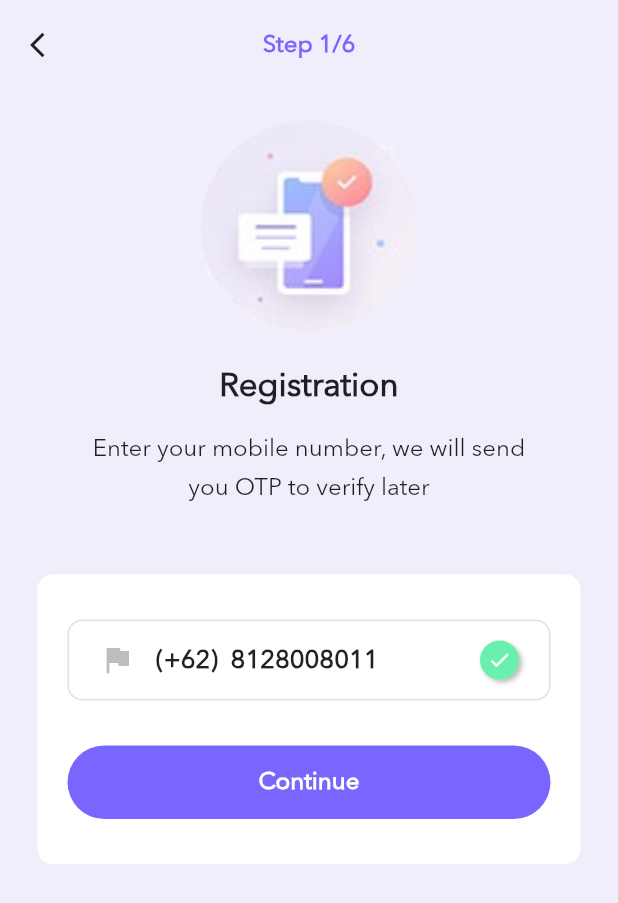
After one commit to feMoraes0/finance-ui, a Flutter app: the screen it shows after launch, after a tap on "Create Account", on a phone screen of 412 x 824 dp. The commit adds this screen. Shown: the top 903 px of the screen. Run offline on Flutter 3.47's test engine with Material 2 defaults, Android fonts, the phone set to English and light mode, and no system bars.

Commit message:
Added registration screen to register flow

```diff
--- a/lib/app/login/get_start.dart
+++ b/lib/app/login/get_start.dart
@@ -53,7 +53,8 @@ class GetStart extends StatelessWidget {
                 padding: EdgeInsets.only(bottom: 50.0),
                 child: Column(
                   children: <Widget>[
-                    Container(
+                    GestureDetector(
+                      child: Container(
                         padding: EdgeInsets.symmetric(vertical: 15.0),
                         margin: EdgeInsets.only(bottom: 30.0),
                         width: size.width - 50.0,
@@ -66,6 +67,10 @@ class GetStart extends StatelessWidget {
                           textAlign: TextAlign.center,
                           style: TextStyle(fontSize: 16.0, fontWeight: FontWeight.bold, color: Color(0xffffffff)),
                         ),
+                      ),
+                      onTap: () {
+                        Navigator.pushNamed(context, "registration");
+                      },
                     ),
                     Container(
                       child: Text(
--- /dev/null
+++ b/lib/app/login/registration.dart
@@ -0,0 +1,125 @@
+import 'package:flutter/cupertino.dart';
+import 'package:flutter/material.dart';
+import 'package:finance/app/configs.dart';
+
+class Registration extends StatelessWidget {
+  @override
+  Widget build(BuildContext context) {
+    Size size = MediaQuery.of(context).size;
+
+    return Scaffold(
+      body: Container(
+        color: colors["background"],
+        child: SafeArea(
+          child: Column(
+            children: <Widget>[
+              Padding(
+                padding: const EdgeInsets.all(20.0),
+                child: Row(
+                  mainAxisAlignment: MainAxisAlignment.spaceBetween,
+                  children: <Widget>[
+                    Icon(Icons.arrow_back_ios, size: 20.0),
+                    Text(
+                      "Step 1/6",
+                      textAlign: TextAlign.center,
+                      style: TextStyle(fontSize: 16.0, fontWeight: FontWeight.bold, color: colors["primary"]),
+                    ),
+                    Icon(Icons.arrow_back_ios, size: 20.0, color: colors["background"]),
+                  ],
+                ),
+              ),
+              Container(
+                margin: EdgeInsets.only(top: 15.0, bottom: 20.0),
+                width: 150.0,
+                height: 150.0,
+                decoration: BoxDecoration(image: DecorationImage(image: AssetImage("assets/Icon002.png"), fit: BoxFit.fill)),
+              ),
+              Container(
+                margin: EdgeInsets.only(bottom: 15.0),
+                child: Text(
+                  "Registration",
+                  style: TextStyle(fontSize: 22.0, fontWeight: FontWeight.bold),
+                ),
+              ),
+              Container(
+                margin: EdgeInsets.fromLTRB(50.0, 0, 50.0, 45.0),
+                child: Text(
+                  "Enter your mobile number, we will send you OTP to verify later",
+                  textAlign: TextAlign.center,
+                  style: TextStyle(fontSize: 16.0, height: 1.6),
+                ),
+              ),
+              Container(
+                width: size.width - 50.0,
+                padding: EdgeInsets.symmetric(horizontal: 20.0, vertical: 30.0),
+                decoration: BoxDecoration(color: Color(0xffffffff), borderRadius: BorderRadius.circular(10.0)),
+                child: Column(
+                  mainAxisAlignment: MainAxisAlignment.center,
+                  children: <Widget>[
+                    Container(
+                      width: size.width - 90.0,
+                      padding: EdgeInsets.symmetric(horizontal: 20.0, vertical: 13.0),
+                      decoration: BoxDecoration(
+                        borderRadius: BorderRadius.circular(10.0),
+                        border: Border.all(color: Colors.black12),
+                      ),
+                      child: Row(
+                        mainAxisAlignment: MainAxisAlignment.spaceBetween,
+                        children: <Widget>[
+                          Icon(Icons.flag, color: Colors.black26,),
+                          Container(
+                            width: size.width - 210,
+                            child: Text("(+62)  8128008011", style: TextStyle( fontSize: 17.0, fontWeight: FontWeight.bold, color: Colors.black87),)
+                            //TextFormField(decoration: InputDecoration(labelText: '(+62) 8128008011', border: InputBorder.none)),
+                          ),
+                          Container(
+                            padding: EdgeInsets.all(5.0),
+                            decoration: BoxDecoration(
+                              color: Colors.greenAccent,
+                              shape: BoxShape.circle,
+                              boxShadow: [
+                                BoxShadow(
+                                  color: Colors.black26,
+                                  blurRadius: 2.0,
+                                  offset: Offset(2.0, 2.0)
+                                ),
+                              ],
+                            ),
+                            child: Icon(
+                              Icons.check,
+                              color: Colors.white,
+                              size: 16.0,
+                            ),
+                          )
+                        ],
+                      ),
+                    ),
+                    GestureDetector(
+                      child: Container(
+                        padding: EdgeInsets.symmetric(vertical: 15.0),
+                        margin: EdgeInsets.only(top: 30.0),
+                        width: size.width - 90.0,
+                        decoration: BoxDecoration(
+                          color: colors["primary"],
+                          borderRadius: BorderRadius.circular(180.0),
+                        ),
+                        child: Text(
+                          "Continue",
+                          textAlign: TextAlign.center,
+                          style: TextStyle(fontSize: 16.0, fontWeight: FontWeight.bold, color: Color(0xffffffff)),
+                        ),
+                      ),
+                      onTap: () {
+                        Navigator.pushNamed(context, "registration");
+                      },
+                    ),
+                  ],
+                ),
+              )
+            ],
+          ),
+        ),
+      ),
+    );
+  }
+}
--- a/lib/main.dart
+++ b/lib/main.dart
@@ -1,4 +1,5 @@
 import 'package:finance/app/login/get_start.dart';
+import 'package:finance/app/login/registration.dart';
 import 'package:flutter/material.dart';
 
 void main() => runApp(MyApp());
@@ -9,7 +10,12 @@ class MyApp extends StatelessWidget {
   Widget build(BuildContext context) {
     return MaterialApp(
       theme: ThemeData(fontFamily: "Avenir Next"),
+      routes: {
+        "get_started": (context) => GetStart(),
+        "registration": (context) => Registration(),
+      },
       home: GetStart(),
+      debugShowCheckedModeBanner: false,
     );
   }
 }
```
Lines whose indentation alone changed are shown as unchanged.
